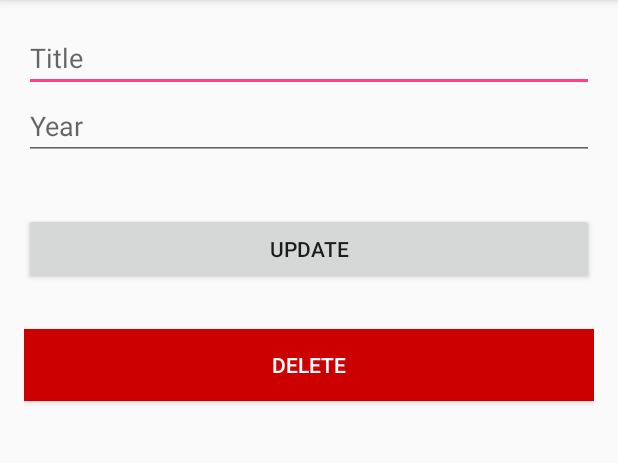
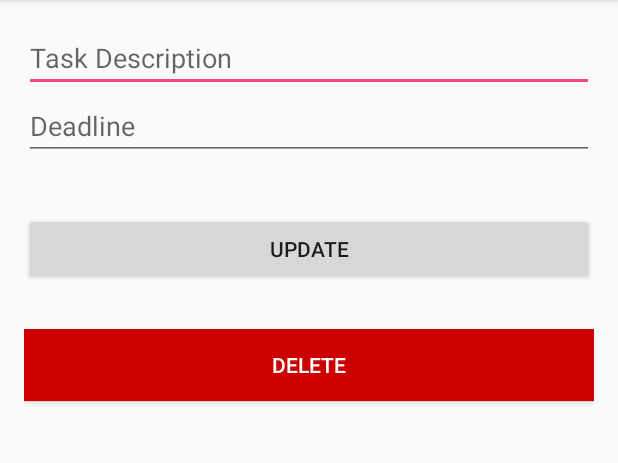
Before and after one commit to Flocrates/MAD, an Android app: the TaskUpdateActivity screen opened directly, with no data from a screen before it, on a phone screen of 412 x 824 dp, the part 84-547 px from its top. Run offline under Robolectric (Android 15) with nearby library versions, the phone set to English and light mode, and no system bars; 5 statements that could not run were skipped.

Commit message:
Hint text and context error fixes for activity xml

```diff
--- a/app/src/main/res/layout/activity_task_creation.xml
+++ b/app/src/main/res/layout/activity_task_creation.xml
@@ -8,7 +8,7 @@
     android:paddingLeft="@dimen/activity_horizontal_margin"
     android:paddingRight="@dimen/activity_horizontal_margin"
     android:paddingTop="@dimen/activity_vertical_margin"
-    tools:context="floris_van_lent_500717249.mad_assignment_2.floris_van_lent_500717249.mad_assignment_2.SerieCreationActivity">
+    tools:context="floris_van_lent_500717249.mad_assignment_2.TaskCreationActivity">
 
     <EditText
         android:layout_width="wrap_content"
@@ -19,7 +19,7 @@
         android:layout_alignParentStart="true"
         android:id="@+id/titleField"
         android:layout_alignParentEnd="true"
-        android:hint="Title" />
+        android:hint="Task Description" />
 
     <EditText
         android:layout_width="wrap_content"
@@ -30,7 +30,7 @@
         android:layout_alignParentStart="true"
         android:id="@+id/yearField"
         android:layout_alignParentEnd="true"
-        android:hint="Year" />
+        android:hint="Deadline" />
 
     <Button
         android:text="Save"
--- a/app/src/main/res/layout/activity_task_update.xml
+++ b/app/src/main/res/layout/activity_task_update.xml
@@ -8,7 +8,7 @@
     android:paddingLeft="@dimen/activity_horizontal_margin"
     android:paddingRight="@dimen/activity_horizontal_margin"
     android:paddingTop="@dimen/activity_vertical_margin"
-    tools:context="floris_van_lent_500717249.mad_assignment_2.floris_van_lent_500717249.mad_assignment_2.SerieUpdateActivity">
+    tools:context="floris_van_lent_500717249.mad_assignment_2.TaskUpdateActivity">
 
     <EditText
         android:layout_width="wrap_content"
@@ -19,7 +19,7 @@
         android:layout_alignParentStart="true"
         android:id="@+id/titleField"
         android:layout_alignParentEnd="true"
-        android:hint="Title" />
+        android:hint="Task Description" />
 
     <EditText
         android:layout_width="wrap_content"
@@ -30,7 +30,7 @@
         android:layout_alignParentStart="true"
         android:id="@+id/yearField"
         android:layout_alignParentEnd="true"
-        android:hint="Year" />
+        android:hint="Deadline" />
 
     <Button
         android:text="Update"
```
